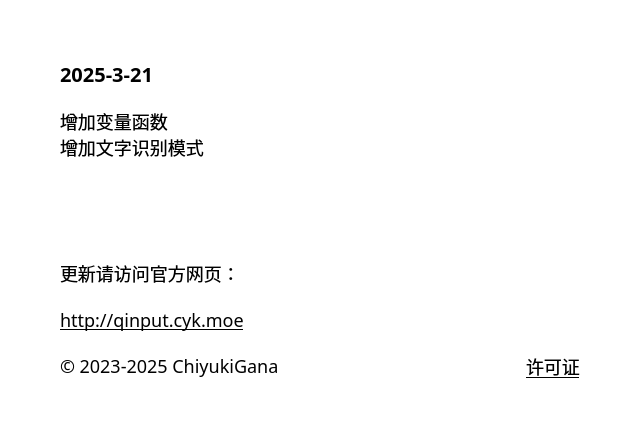
ChiyukiGana/Quickinput, file source/ui/AboutUi.ui: the form before one commit.
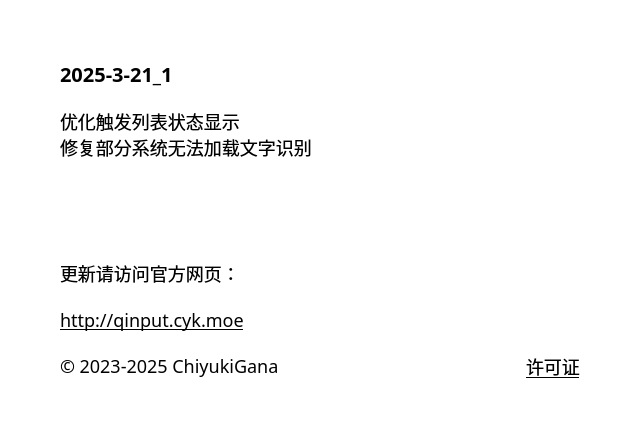
The form after the commit.

What changed in the file:
```diff
--- a/source/ui/AboutUi.ui
+++ b/source/ui/AboutUi.ui
@@ -91,7 +91,7 @@
          <string notr="true">font-size:20px</string>
         </property>
         <property name="text">
-         <string>2025-3-21</string>
+         <string>2025-3-21_1</string>
         </property>
         <property name="textFormat">
          <enum>Qt::PlainText</enum>
@@ -107,8 +107,8 @@
          </sizepolicy>
         </property>
         <property name="text">
-         <string>增加变量函数
-增加文字识别模式</string>
+         <string>优化触发列表状态显示
+修复部分系统无法加载文字识别</string>
         </property>
         <property name="textFormat">
          <enum>Qt::PlainText</enum>
```
